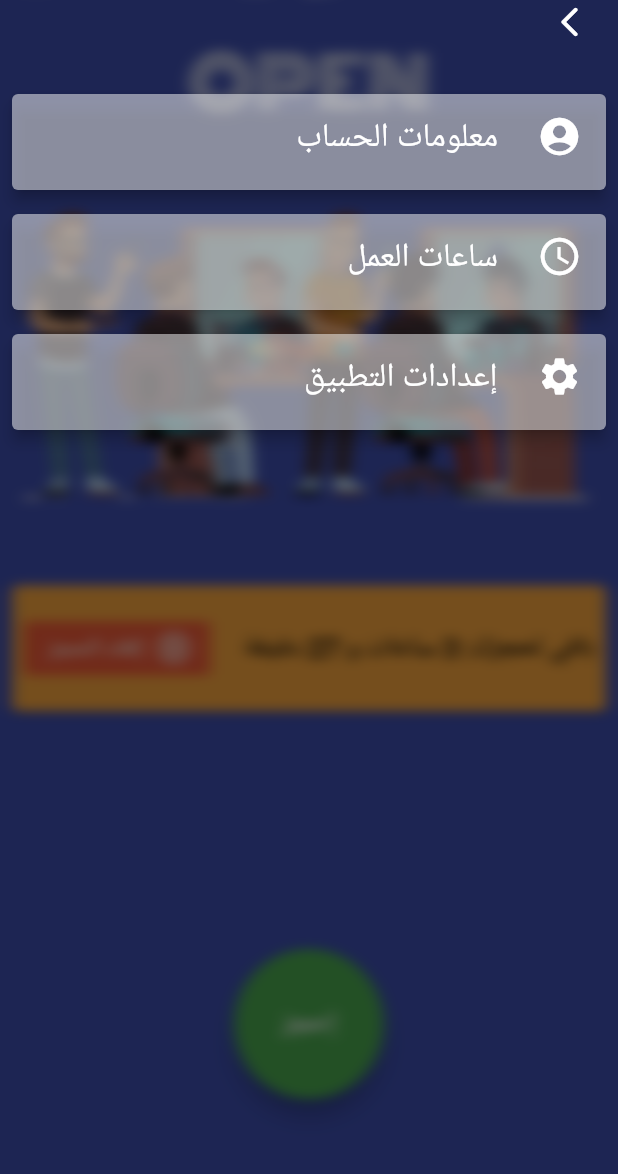
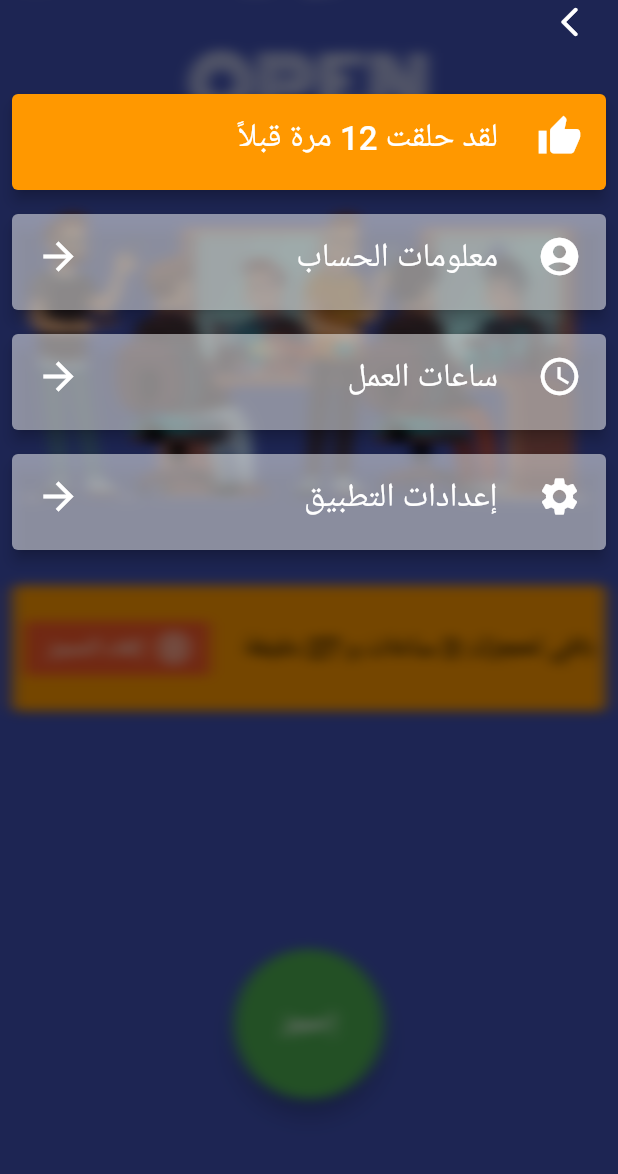
Before and after one commit to omzer/shawar-salon, a Flutter app: the screen it shows after launch, with the side drawer open, on a phone screen of 412 x 824 dp, the part 62-1236 px from its top. Run offline on Flutter 3.47's test engine with Material 2 defaults, Android fonts, the phone set to English and light mode, and no system bars; drawn by our look-alikes of avatar_glow; our stand-ins replace get.

Commit message:
Add shave count

```diff
--- a/lib/localization/Messages.dart
+++ b/lib/localization/Messages.dart
@@ -6,7 +6,7 @@ class Messages extends Translations {
         'ar': {
           'salon_name': 'صالون شاور',
           'book': 'إحجز',
-          'you_shaved_message': 'لقد حلقت %s مرة قبلاً',
+          'shave_count_message': 'لقد حلقت %s مرة قبلاً',
         }
       };
 }
--- a/lib/main.dart
+++ b/lib/main.dart
@@ -30,7 +30,7 @@ class MyApp extends StatelessWidget {
       Theme.of(context),
       Colors.indigo,
       Colors.white,
-      Colors.orangeAccent,
+      Colors.orange,
     );
   }
 }
--- a/lib/ui/booking_page/drawer/drawer_item.dart
+++ b/lib/ui/booking_page/drawer/drawer_item.dart
@@ -28,6 +28,11 @@ class DrawerItem extends StatelessWidget {
           },
           leading: Icon(icon, size: 30, color: Colors.white),
           title: Text(text, style: TextStyle(fontSize: 22)),
+          trailing: Icon(
+            Icons.arrow_back_outlined,
+            size: 30,
+            color: Colors.white,
+          ),
         ),
       ),
     );
--- a/lib/ui/booking_page/drawer/page_drawer.dart
+++ b/lib/ui/booking_page/drawer/page_drawer.dart
@@ -3,6 +3,7 @@ import 'dart:ui';
 import 'package:flutter/material.dart';
 
 import 'drawer_item.dart';
+import 'shave_counter.dart';
 
 class BookingPageDrawer extends StatelessWidget {
   @override
@@ -16,6 +17,7 @@ class BookingPageDrawer extends StatelessWidget {
         child: Column(
           children: <Widget>[
             _buildTopSpacer(context),
+            ShaveCounter(),
             _buildProfile(),
             _buildWorkingHours(),
             _buildSettings(),
@@ -64,5 +66,3 @@ class BookingPageDrawer extends StatelessWidget {
     );
   }
 }
-// prices
-// settings
--- /dev/null
+++ b/lib/ui/booking_page/drawer/shave_counter.dart
@@ -0,0 +1,28 @@
+import 'package:flutter/material.dart';
+import 'package:get/get.dart';
+
+class ShaveCounter extends StatelessWidget {
+  @override
+  Widget build(BuildContext context) {
+    return SizedBox(
+      width: double.infinity,
+      height: 80,
+      child: Card(
+        color: Theme.of(context).accentColor,
+        elevation: 4,
+        margin: EdgeInsets.all(8),
+        child: ListTile(
+          leading: Icon(
+            Icons.thumb_up,
+            color: Colors.white,
+            size: 30,
+          ),
+          title: Text(
+            'shave_count_message'.trArgs(['12']),
+            style: TextStyle(fontSize: 22),
+          ),
+        ),
+      ),
+    );
+  }
+}
```
